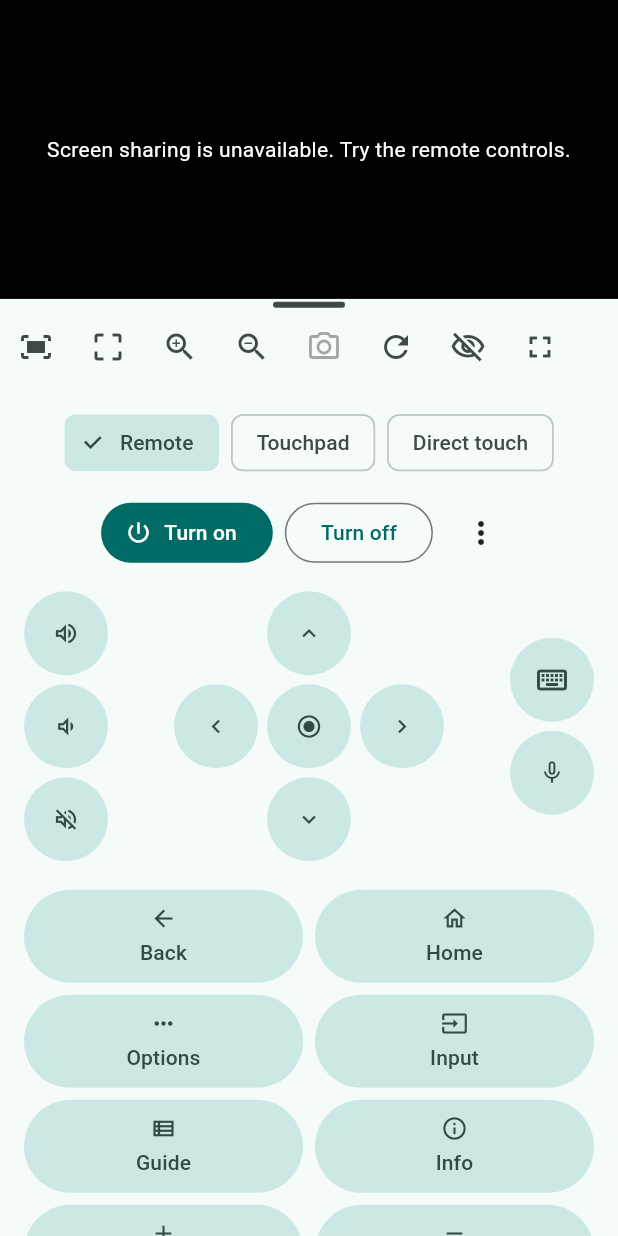
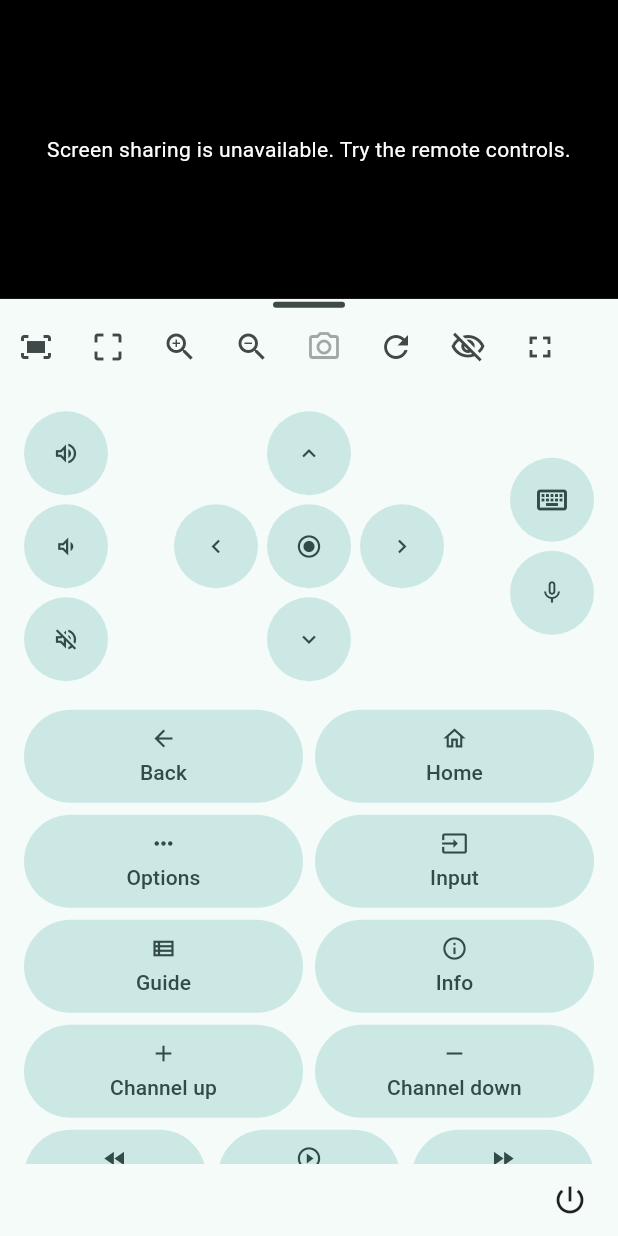
Before and after one commit to amersheeny/tvvnc, a Flutter app: the RemotePage widget shown alone on an empty page, opened directly with empty values, on a phone screen of 412 x 824 dp. Run offline on Flutter 3.47's test engine with Material 3 defaults, Android fonts, the light colour scheme and no system bars; accounts and stored records are empty; statements that could not run were skipped.

Commit message:
Move remote modes into overflow and power into a compact bottom menu
Layout work paused by user. 108 tests pass before nonsemantic brace correction. Final analyzer, rendered review and phone update remain pending; actual Sony prefill is unverified.

```diff
--- a/lib/ui/remote_page.dart
+++ b/lib/ui/remote_page.dart
@@ -105,18 +105,18 @@ class RemotePage extends StatefulWidget {
     super.key,
     required this.model,
     required this.onPage,
-    this.initialMode = 'remote',
+    this.mode = 'remote',
   });
   final TvModel model;
   final ValueChanged<String> onPage;
-  final String initialMode;
+  final String mode;
   @override
   State<RemotePage> createState() => _RemotePageState();
 }
 
 class _RemotePageState extends State<RemotePage> {
   final screenKey = GlobalKey();
-  late String mode = widget.initialMode;
+  String? powerMenuDevice;
   Availability powerState(String id) =>
       widget.model.state?.capabilities
           .where((c) => c.id == id)
@@ -124,6 +124,7 @@ class _RemotePageState extends State<RemotePage> {
           ?.state ??
       Availability.unknown;
   void power(CommandKind kind, String id) {
+    if (!mounted || widget.model.selected?.id != powerMenuDevice) return;
     final state =
         widget.model.state?.capabilities
             .where((c) => c.id == id)
@@ -145,7 +146,49 @@ class _RemotePageState extends State<RemotePage> {
         ? m.selected!.layout
         : defaultLayout;
     final standardLayout = layout.join('|') == defaultLayout.join('|');
-    Widget remoteControlsList({bool shrink = false}) => ListView(
+    final powerFooter = Align(
+      alignment: AlignmentDirectional.centerEnd,
+      child: Padding(
+        padding: const EdgeInsets.symmetric(horizontal: 8),
+        child: PopupMenuButton<String>(
+          tooltip: t('power'),
+          icon: const Icon(Icons.power_settings_new, size: 24),
+          style: IconButton.styleFrom(minimumSize: const Size(48, 48)),
+          onOpened: () => powerMenuDevice = m.selected?.id,
+          onSelected: (id) => power(switch (id) {
+            'powerOn' => CommandKind.powerOn,
+            'powerOff' => CommandKind.powerOff,
+            _ => CommandKind.powerToggle,
+          }, id),
+          itemBuilder: (_) => [
+            for (final id in ['powerOn', 'powerOff', 'powerToggle'])
+              PopupMenuItem(
+                value: id,
+                child: Padding(
+                  padding: const EdgeInsets.symmetric(vertical: 8),
+                  child: Column(
+                    crossAxisAlignment: CrossAxisAlignment.start,
+                    mainAxisSize: MainAxisSize.min,
+                    children: [
+                      Text(t(id)),
+                      if (!canTry(powerState(id)))
+                        Text(
+                          availability(powerState(id)),
+                          style: Theme.of(context).textTheme.bodySmall,
+                        ),
+                    ],
+                  ),
+                ),
+              ),
+          ],
+        ),
+      ),
+    );
+    Widget remoteControlsList({
+      bool shrink = false,
+      bool scrollFooter = false,
+    }) {
+      final list = ListView(
         shrinkWrap: shrink,
         physics: shrink ? const NeverScrollableScrollPhysics() : null,
         padding: const EdgeInsets.all(16),
@@ -172,64 +215,7 @@ class _RemotePageState extends State<RemotePage> {
                 ],
               ),
             ),
-        Wrap(
-          alignment: WrapAlignment.center,
-          spacing: 8,
-          runSpacing: 4,
-          children: ['remote', 'touchpad', 'directTouch']
-              .map(
-                (id) => ChoiceChip(
-                  label: Text(t(id)),
-                  selected: mode == id,
-                  onSelected: (_) async {
-                    if (id == 'directTouch' &&
-                        m.selected?.pointerVerified != true) {
-                      if (!await confirm(
-                        context,
-                        'pointerTitle',
-                        'pointerBody',
-                        'enable',
-                      )) {
-                        return;
-                      }
-                    }
-                    if (mounted) setState(() => mode = id);
-                  },
-                ),
-              )
-              .toList(),
-        ),
-        const SizedBox(height: 12),
-        Wrap(
-          alignment: WrapAlignment.center,
-          spacing: 8,
-          children: [
-            availabilityHint(
-              powerState('powerOn'),
-              FilledButton.icon(
-                onPressed: () => power(CommandKind.powerOn, 'powerOn'),
-                icon: const Icon(Icons.power_settings_new),
-                label: Text(t('powerOn')),
-              ),
-            ),
-            availabilityHint(
-              powerState('powerOff'),
-              OutlinedButton(
-                onPressed: () => power(CommandKind.powerOff, 'powerOff'),
-                child: Text(t('powerOff')),
-              ),
-            ),
-            PopupMenuButton<String>(
-              tooltip: t('power'),
-              onSelected: (_) => power(CommandKind.powerToggle, 'powerToggle'),
-              itemBuilder: (_) => [
-                PopupMenuItem(value: 'toggle', child: Text(t('powerToggle'))),
-              ],
-            ),
-          ],
-        ),
-        const SizedBox(height: 12),
-        if (mode == 'touchpad') Touchpad(m),
+          if (widget.mode == 'touchpad') Touchpad(m),
           Row(
             mainAxisAlignment: MainAxisAlignment.spaceEvenly,
             children: [
@@ -363,7 +349,8 @@ class _RemotePageState extends State<RemotePage> {
                 );
               }
               final columns = constraints.maxWidth >= 520 ? 4 : 2;
-            final width = (constraints.maxWidth - (columns - 1) * 8) / columns;
+              final width =
+                  (constraints.maxWidth - (columns - 1) * 8) / columns;
               return Wrap(
                 spacing: 8,
                 runSpacing: 8,
@@ -403,8 +390,18 @@ class _RemotePageState extends State<RemotePage> {
               ),
             ],
           ),
+          if (shrink || scrollFooter) powerFooter,
         ],
       );
+      if (shrink || scrollFooter) return list;
+      return Column(
+        children: [
+          Expanded(child: list),
+          powerFooter,
+        ],
+      );
+    }
+
     return ValueListenableBuilder<ScreenInfo>(
       valueListenable: m.screen,
       builder: (context, frame, _) => LayoutBuilder(
@@ -412,11 +409,14 @@ class _RemotePageState extends State<RemotePage> {
           final wide =
               box.maxWidth > 760 && box.maxHeight >= 56 && frame.hidden != true;
           final short = !wide && box.maxHeight < 192;
-          final remote = remoteControlsList(shrink: short);
+          final remote = remoteControlsList(
+            shrink: short,
+            scrollFooter: box.maxHeight < 56 + 48,
+          );
           final preview = ResizableScreen(
             key: screenKey,
             model: m,
-            direct: mode == 'directTouch',
+            direct: widget.mode == 'directTouch',
             height: m.remoteScreenHeight,
             availableHeight: box.maxHeight,
             defaultViewerHeight: wide
```
Also changed, not shown: lib/ui/console.dart (+40 -7 lines), 7 other files. Lines whose indentation alone changed are shown as unchanged.
